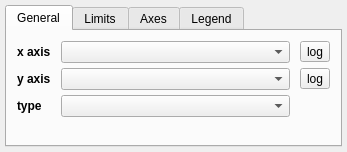
glue-viz/glue, file glue/viewers/scatter/qt/options_widget.ui: the form before one commit.
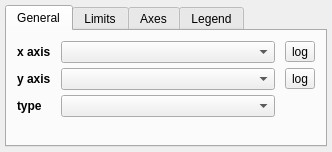
The form after the commit. The open tabs and pages were chosen to show the change. Custom widgets are drawn as their Qt base class.

```diff
--- a/glue/viewers/scatter/qt/options_widget.ui
+++ b/glue/viewers/scatter/qt/options_widget.ui
@@ -6,7 +6,7 @@
    <rect>
     <x>0</x>
     <y>0</y>
-    <width>347</width>
+    <width>332</width>
     <height>152</height>
    </rect>
   </property>
```
Left out of the diff: 2 changed lines with no effect on the pictures.
